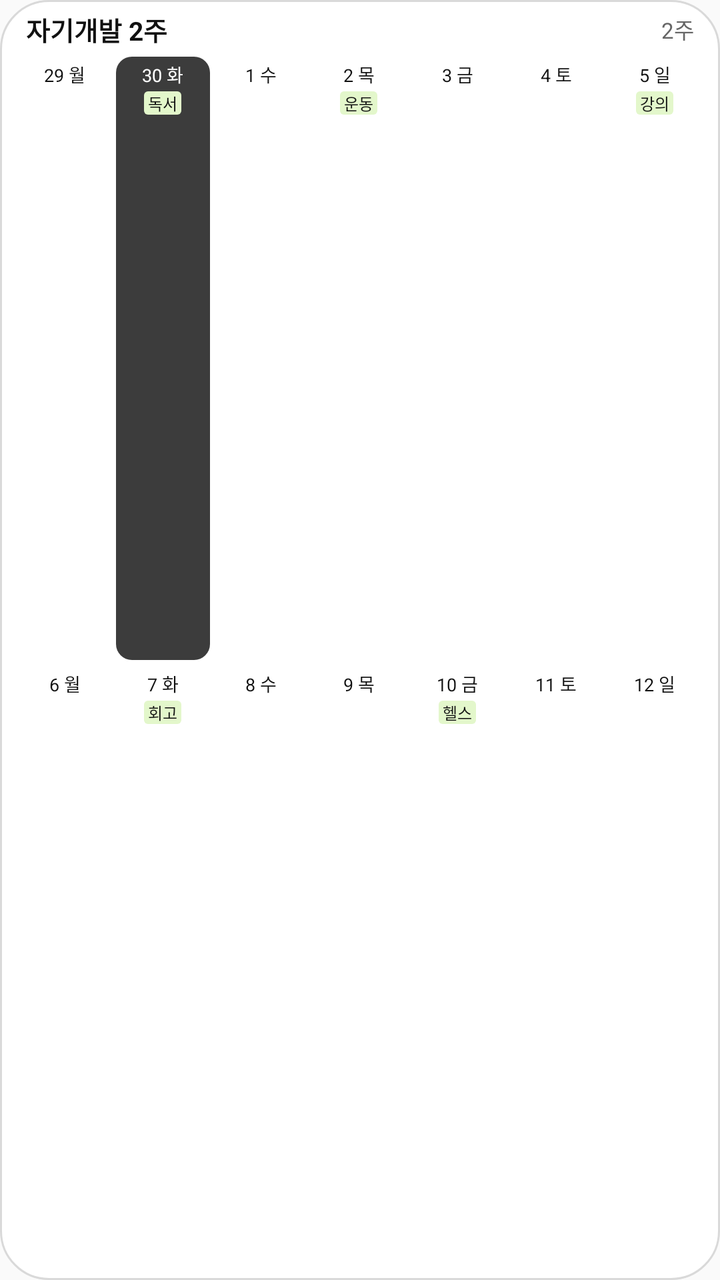
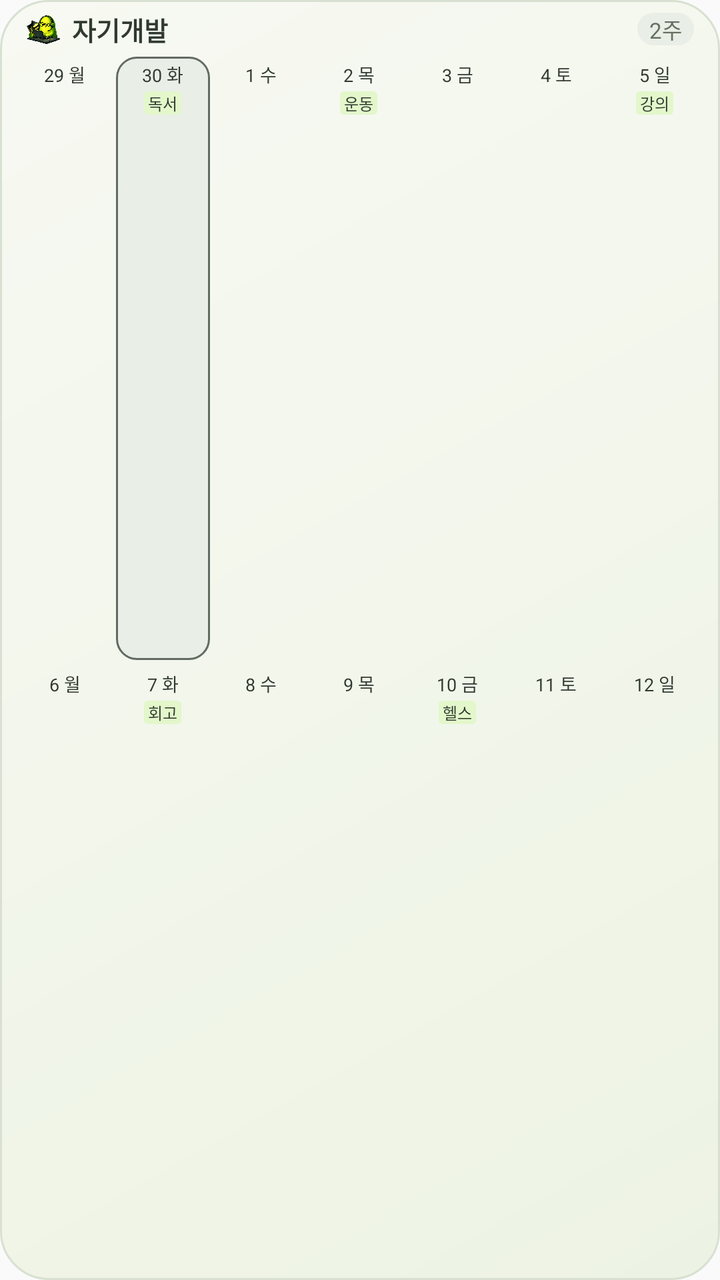

Before-and-after screenshots of an Android layout around one commit, followed by the original layout XML and the change that was made.
<!-- AndroidManifest.xml: application theme AppTheme -->
<!-- res/layout/widget_preview_study_two_weeks.xml -->
<?xml version="1.0" encoding="utf-8"?>
<LinearLayout xmlns:android="http://schemas.android.com/apk/res/android"
    android:layout_width="match_parent"
    android:layout_height="match_parent"
    android:background="@drawable/widget_background"
    android:orientation="vertical"
    android:paddingLeft="8dp"
    android:paddingTop="5dp"
    android:paddingRight="8dp"
    android:paddingBottom="5dp">

    <LinearLayout
        android:layout_width="match_parent"
        android:layout_height="wrap_content"
        android:gravity="center_vertical"
        android:orientation="horizontal"
        android:paddingLeft="5dp"
        android:paddingRight="5dp">

        <TextView
            style="@style/MallinoiWidgetPreviewTitle"
            android:text="자기개발 2주" />

        <TextView
            style="@style/MallinoiWidgetPreviewSubtitle"
            android:text="2주" />
    </LinearLayout>

    <LinearLayout
        android:layout_width="match_parent"
        android:layout_height="0dp"
        android:layout_marginTop="3dp"
        android:layout_weight="1"
        android:orientation="vertical">

    <LinearLayout
        style="@style/MallinoiWidgetPreviewRow">

        <LinearLayout
            style="@style/MallinoiWidgetPreviewDay">

            <TextView
                style="@style/MallinoiWidgetPreviewDate"
                android:text="29 월" />
        </LinearLayout>

        <LinearLayout
            style="@style/MallinoiWidgetPreviewDay"
            android:background="@drawable/widget_today_study_background">

            <TextView
                style="@style/MallinoiWidgetPreviewDate"
                android:text="30 화"
                android:textColor="#FFFFFF" />

            <TextView
                style="@style/MallinoiWidgetPreviewChip"
                android:background="@drawable/widget_preview_chip_study"
                android:text="독서" />
        </LinearLayout>

        <LinearLayout
            style="@style/MallinoiWidgetPreviewDay">

            <TextView
                style="@style/MallinoiWidgetPreviewDate"
                android:text="1 수" />
        </LinearLayout>

        <LinearLayout
            style="@style/MallinoiWidgetPreviewDay">

            <TextView
                style="@style/MallinoiWidgetPreviewDate"
                android:text="2 목" />

            <TextView
                style="@style/MallinoiWidgetPreviewChip"
                android:background="@drawable/widget_preview_chip_study"
                android:text="운동" />
        </LinearLayout>

        <LinearLayout
            style="@style/MallinoiWidgetPreviewDay">

            <TextView
                style="@style/MallinoiWidgetPreviewDate"
                android:text="3 금" />
        </LinearLayout>

        <LinearLayout
            style="@style/MallinoiWidgetPreviewDay">

            <TextView
                style="@style/MallinoiWidgetPreviewDate"
                android:text="4 토" />
        </LinearLayout>

        <LinearLayout
            style="@style/MallinoiWidgetPreviewDay">

            <TextView
                style="@style/MallinoiWidgetPreviewDate"
                android:text="5 일" />

            <TextView
                style="@style/MallinoiWidgetPreviewChip"
                android:background="@drawable/widget_preview_chip_study"
                android:text="강의" />
        </LinearLayout>
    </LinearLayout>

    <LinearLayout
        style="@style/MallinoiWidgetPreviewRow"
        android:paddingTop="1dp">

        <LinearLayout
            style="@style/MallinoiWidgetPreviewDay">

            <TextView
                style="@style/MallinoiWidgetPreviewDate"
                android:text="6 월" />
        </LinearLayout>

        <LinearLayout
            style="@style/MallinoiWidgetPreviewDay">

            <TextView
                style="@style/MallinoiWidgetPreviewDate"
                android:text="7 화" />

            <TextView
                style="@style/MallinoiWidgetPreviewChip"
                android:background="@drawable/widget_preview_chip_study"
                android:text="회고" />
        </LinearLayout>

        <LinearLayout
            style="@style/MallinoiWidgetPreviewDay">

            <TextView
                style="@style/MallinoiWidgetPreviewDate"
                android:text="8 수" />
        </LinearLayout>

        <LinearLayout
            style="@style/MallinoiWidgetPreviewDay">

            <TextView
                style="@style/MallinoiWidgetPreviewDate"
                android:text="9 목" />
        </LinearLayout>

        <LinearLayout
            style="@style/MallinoiWidgetPreviewDay">

            <TextView
                style="@style/MallinoiWidgetPreviewDate"
                android:text="10 금" />

            <TextView
                style="@style/MallinoiWidgetPreviewChip"
                android:background="@drawable/widget_preview_chip_study"
                android:text="헬스" />
        </LinearLayout>

        <LinearLayout
            style="@style/MallinoiWidgetPreviewDay">

            <TextView
                style="@style/MallinoiWidgetPreviewDate"
                android:text="11 토" />
        </LinearLayout>

        <LinearLayout
            style="@style/MallinoiWidgetPreviewDay">

            <TextView
                style="@style/MallinoiWidgetPreviewDate"
                android:text="12 일" />
        </LinearLayout>
    </LinearLayout>
    </LinearLayout>
</LinearLayout>
<!-- resources referenced by this layout -->
<resources>
  <!-- drawable widget_background (drawable) -->
  <?xml version="1.0" encoding="utf-8"?>
  <shape xmlns:android="http://schemas.android.com/apk/res/android">
      <solid android:color="#ffffff" />
      <stroke android:width="1dp" android:color="#d9d9d9" />
      <corners android:radius="24dp" />
  </shape>
  <!-- drawable widget_preview_chip_study (drawable) -->
  <?xml version="1.0" encoding="utf-8"?>
  <shape xmlns:android="http://schemas.android.com/apk/res/android">
      <solid android:color="#E3F7CB" />
      <corners android:radius="2dp" />
  </shape>
  <!-- drawable widget_today_study_background (drawable) -->
  <?xml version="1.0" encoding="utf-8"?>
  <shape xmlns:android="http://schemas.android.com/apk/res/android">
      <solid android:color="#3c3c3c" />
      <corners android:radius="8dp" />
  </shape>
  <style name="MallinoiWidgetPreviewChip">
          <item name="android:layout_width">wrap_content</item>
          <item name="android:layout_height">wrap_content</item>
          <item name="android:layout_marginTop">2dp</item>
          <item name="android:ellipsize">end</item>
          <item name="android:gravity">center</item>
          <item name="android:maxLines">1</item>
          <item name="android:paddingLeft">2dp</item>
          <item name="android:paddingRight">2dp</item>
          <item name="android:singleLine">true</item>
          <item name="android:textColor">#111111</item>
          <item name="android:textSize">8sp</item>
      </style>
  <style name="MallinoiWidgetPreviewDate">
          <item name="android:layout_width">match_parent</item>
          <item name="android:layout_height">wrap_content</item>
          <item name="android:gravity">center</item>
          <item name="android:includeFontPadding">true</item>
          <item name="android:textColor">#111111</item>
          <item name="android:textSize">9sp</item>
      </style>
  <style name="MallinoiWidgetPreviewSubtitle">
          <item name="android:layout_width">wrap_content</item>
          <item name="android:layout_height">wrap_content</item>
          <item name="android:textColor">#666666</item>
          <item name="android:textSize">11sp</item>
      </style>
  <style name="MallinoiWidgetPreviewTitle">
          <item name="android:layout_width">0dp</item>
          <item name="android:layout_height">wrap_content</item>
          <item name="android:layout_weight">1</item>
          <item name="android:ellipsize">end</item>
          <item name="android:singleLine">true</item>
          <item name="android:textColor">#111111</item>
          <item name="android:textSize">13sp</item>
          <item name="android:textStyle">bold</item>
      </style>
  <style name="AppTheme" parent="Theme.AppCompat.Light.DarkActionBar">
          
          <item name="colorPrimary">@color/colorPrimary</item>
          <item name="colorPrimaryDark">@color/colorPrimaryDark</item>
          <item name="colorAccent">@color/colorAccent</item>
      </style>
  <!-- drawable widget_day_background (drawable) -->
  <?xml version="1.0" encoding="utf-8"?>
  <shape xmlns:android="http://schemas.android.com/apk/res/android">
      <solid android:color="#ffffff" />
      <corners android:radius="8dp" />
  </shape>
  <color tools:ignore="UnusedResources" name="colorPrimary">#3F51B5</color>
  <color tools:ignore="UnusedResources" name="colorPrimaryDark">#303F9F</color>
  <color tools:ignore="UnusedResources" name="colorAccent">#FF4081</color>
  <!-- unchanged entries left out for length: 2 -->
</resources>

<!-- the commit's change to res/layout/widget_preview_study_two_weeks.xml (unified diff, before → after) -->
@@ -17,12 +17,23 @@
         android:paddingLeft="5dp"
         android:paddingRight="5dp">
 
+        <ImageView
+            android:layout_width="18dp"
+            android:layout_height="18dp"
+            android:layout_marginEnd="5dp"
+            android:importantForAccessibility="no"
+            android:scaleType="fitCenter"
+            android:src="@drawable/widget_mascot_study" />
+
         <TextView
             style="@style/MallinoiWidgetPreviewTitle"
-            android:text="자기개발 2주" />
+            android:text="자기개발" />
 
         <TextView
             style="@style/MallinoiWidgetPreviewSubtitle"
+            android:background="@drawable/widget_label_study"
+            android:paddingLeft="6dp"
+            android:paddingRight="6dp"
             android:text="2주" />
     </LinearLayout>
 
@@ -51,7 +62,7 @@
             <TextView
                 style="@style/MallinoiWidgetPreviewDate"
                 android:text="30 화"
-                android:textColor="#FFFFFF" />
+                android:textColor="#303a30" />
 
             <TextView
                 style="@style/MallinoiWidgetPreviewChip"
<!-- resource entries referenced after the edit -->
@@ -3,10 +3,17 @@
   <!-- drawable widget_background (drawable) -->
   <?xml version="1.0" encoding="utf-8"?>
   <shape xmlns:android="http://schemas.android.com/apk/res/android">
-      <solid android:color="#ffffff" />
-      <stroke android:width="1dp" android:color="#d9d9d9" />
+      <gradient android:startColor="#f7f9f2" android:endColor="#edf3e4" android:angle="315" />
+      <stroke android:width="1dp" android:color="#d8e1d1" />
       <corners android:radius="24dp" />
   </shape>
+  <!-- drawable widget_label_study (drawable) -->
+  <?xml version="1.0" encoding="utf-8"?>
+  <shape xmlns:android="http://schemas.android.com/apk/res/android">
+      <solid android:color="#e9eee7" />
+      <corners android:radius="12dp" />
+  </shape>
+  <!-- drawable widget_mascot_study: png bitmap (drawable-nodpi, 870555 bytes) -->
   <!-- drawable widget_preview_chip_study (drawable) -->
   <?xml version="1.0" encoding="utf-8"?>
   <shape xmlns:android="http://schemas.android.com/apk/res/android">
@@ -16,8 +23,9 @@
   <!-- drawable widget_today_study_background (drawable) -->
   <?xml version="1.0" encoding="utf-8"?>
   <shape xmlns:android="http://schemas.android.com/apk/res/android">
-      <solid android:color="#3c3c3c" />
-      <corners android:radius="8dp" />
+      <solid android:color="#e9eee7" />
+      <stroke android:width="1dp" android:color="#626b63" />
+      <corners android:radius="10dp" />
   </shape>
   <style name="MallinoiWidgetPreviewChip">
           <item name="android:layout_width">wrap_content</item>
@@ -29,7 +37,7 @@
           <item name="android:paddingLeft">2dp</item>
           <item name="android:paddingRight">2dp</item>
           <item name="android:singleLine">true</item>
-          <item name="android:textColor">#111111</item>
+          <item name="android:textColor">#303a30</item>
           <item name="android:textSize">8sp</item>
       </style>
   <style name="MallinoiWidgetPreviewDate">
@@ -37,13 +45,13 @@
           <item name="android:layout_height">wrap_content</item>
           <item name="android:gravity">center</item>
           <item name="android:includeFontPadding">true</item>
-          <item name="android:textColor">#111111</item>
+          <item name="android:textColor">#303a30</item>
           <item name="android:textSize">9sp</item>
       </style>
   <style name="MallinoiWidgetPreviewSubtitle">
           <item name="android:layout_width">wrap_content</item>
           <item name="android:layout_height">wrap_content</item>
-          <item name="android:textColor">#666666</item>
+          <item name="android:textColor">#65705f</item>
           <item name="android:textSize">11sp</item>
       </style>
   <style name="MallinoiWidgetPreviewTitle">
@@ -52,7 +60,7 @@
           <item name="android:layout_weight">1</item>
           <item name="android:ellipsize">end</item>
           <item name="android:singleLine">true</item>
-          <item name="android:textColor">#111111</item>
+          <item name="android:textColor">#303a30</item>
           <item name="android:textSize">13sp</item>
           <item name="android:textStyle">bold</item>
       </style>
@@ -65,8 +73,8 @@
   <!-- drawable widget_day_background (drawable) -->
   <?xml version="1.0" encoding="utf-8"?>
   <shape xmlns:android="http://schemas.android.com/apk/res/android">
-      <solid android:color="#ffffff" />
-      <corners android:radius="8dp" />
+      <solid android:color="@android:color/transparent" />
+      <corners android:radius="10dp" />
   </shape>
   <color tools:ignore="UnusedResources" name="colorPrimary">#3F51B5</color>
   <color tools:ignore="UnusedResources" name="colorPrimaryDark">#303F9F</color>
